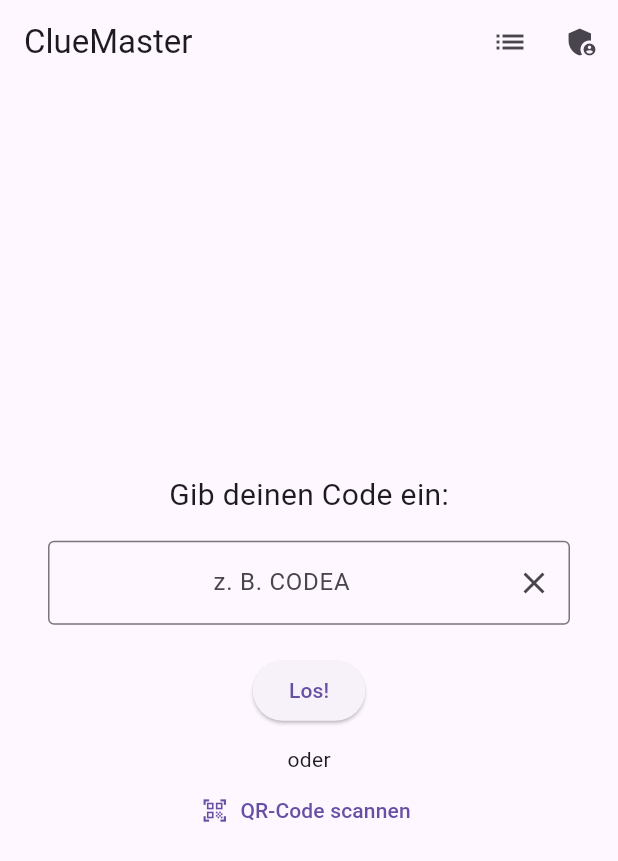
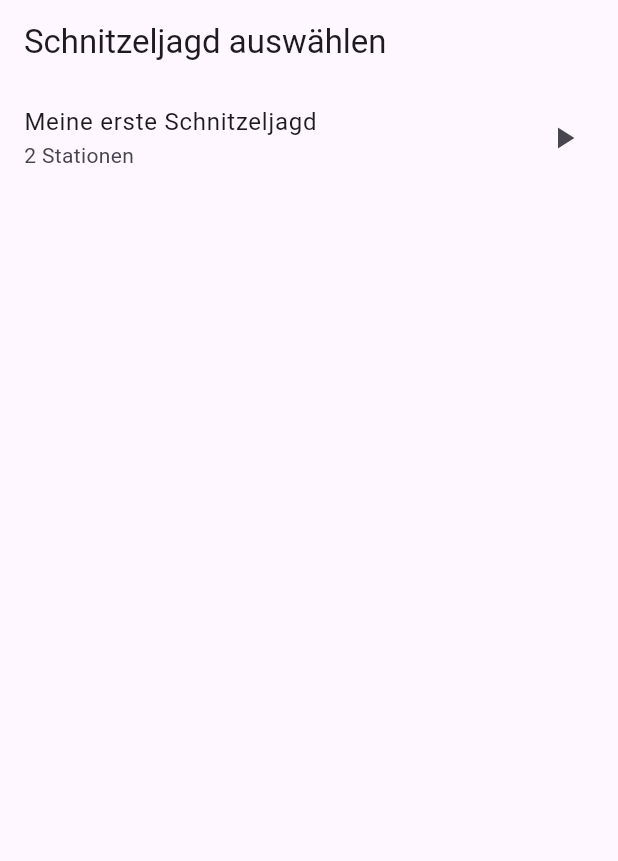
Before and after one commit to publicnevs2/cluemaster, a Flutter app: the screen it shows after launch, on a phone screen of 412 x 824 dp. Shown: the top 861 px of the screen. Run offline on Flutter 3.47's test engine with Material 3 defaults, Android fonts, the phone set to English and light mode, and no system bars; our stand-ins replace image_picker, just_audio, video_player; missing offline and left inert: mobile_scanner, record.

Commit message:
Multimodus fast fertig

```diff
--- /dev/null
+++ b/lib/data/models/hunt.dart
@@ -0,0 +1,62 @@
+// ============================================================
+// SECTION: Imports
+// ============================================================
+import 'clue.dart';
+
+// ============================================================
+// SECTION: Hunt Klasse
+// ============================================================
+/// Repräsentiert eine komplette Schnitzeljagd mit einem Namen und einer
+/// Sammlung von dazugehörigen Hinweisen (Clues).
+class Hunt {
+  // ============================================================
+  // SECTION: Eigenschaften
+  // ============================================================
+
+  /// Der Name der Schnitzeljagd, z.B. "Kindergeburtstag Maja".
+  /// Dient als einzigartiger Identifikator.
+  final String name;
+
+  /// Eine Map, die alle Hinweise (Clues) dieser Jagd enthält.
+  /// Der Key ist der Code des Hinweises (z.B. "START"), der Value das Clue-Objekt.
+  Map<String, Clue> clues;
+
+  // ============================================================
+  // SECTION: Konstruktor
+  // ============================================================
+  Hunt({
+    required this.name,
+    this.clues = const {}, // Standardmäßig eine leere Map
+  });
+
+  // ============================================================
+  // SECTION: JSON-Konvertierung
+  // ============================================================
+
+  /// Erstellt ein Hunt-Objekt aus JSON-Daten.
+  factory Hunt.fromJson(Map<String, dynamic> json) {
+    // Wandelt die Clue-Daten aus der JSON-Struktur in eine Map von Clue-Objekten um.
+    final cluesData = json['clues'] as Map<String, dynamic>;
+    final cluesMap = cluesData.map(
+      (code, clueJson) => MapEntry(code, Clue.fromJson(code, clueJson)),
+    );
+
+    return Hunt(
+      name: json['name'],
+      clues: cluesMap,
+    );
+  }
+
+  /// Wandelt das Hunt-Objekt in ein JSON-Format um.
+  Map<String, dynamic> toJson() {
+    // Wandelt die Map von Clue-Objekten zurück in ein JSON-Format.
+    final cluesJson = clues.map(
+      (code, clue) => MapEntry(code, clue.toJson()),
+    );
+
+    return {
+      'name': name,
+      'clues': cluesJson,
+    };
+  }
+}
--- /dev/null
+++ b/lib/features/home/hunt_selection_screen.dart
@@ -0,0 +1,91 @@
+// ============================================================
+// SECTION: Imports
+// ============================================================
+import 'package:flutter/material.dart';
+import '../../core/services/clue_service.dart';
+import '../../data/models/hunt.dart';
+import 'home_screen.dart'; // Import für den nächsten Bildschirm
+
+// ============================================================
+// SECTION: HuntSelectionScreen Widget
+// ============================================================
+class HuntSelectionScreen extends StatefulWidget {
+  const HuntSelectionScreen({super.key});
+
+  @override
+  State<HuntSelectionScreen> createState() => _HuntSelectionScreenState();
+}
+
+// ============================================================
+// SECTION: State-Klasse
+// ============================================================
+class _HuntSelectionScreenState extends State<HuntSelectionScreen> {
+  // ============================================================
+  // SECTION: State & Controller
+  // ============================================================
+  final ClueService _clueService = ClueService();
+  List<Hunt> _hunts = [];
+  bool _isLoading = true;
+
+  // ============================================================
+  // SECTION: Lifecycle
+  // ============================================================
+  @override
+  void initState() {
+    super.initState();
+    _loadHunts();
+  }
+
+  // ============================================================
+  // SECTION: Logik
+  // ============================================================
+  Future<void> _loadHunts() async {
+    final loadedHunts = await _clueService.loadHunts();
+    if (mounted) {
+      setState(() {
+        _hunts = loadedHunts;
+        _isLoading = false;
+      });
+    }
+  }
+
+  /// Navigiert zum HomeScreen für die ausgewählte Jagd.
+  void _selectHunt(Hunt hunt) {
+    Navigator.push(
+      context,
+      MaterialPageRoute(
+        builder: (_) => HomeScreen(hunt: hunt),
+      ),
+    );
+  }
+
+  // ============================================================
+  // SECTION: UI-Aufbau
+  // ============================================================
+  @override
+  Widget build(BuildContext context) {
+    return Scaffold(
+      appBar: AppBar(
+        title: const Text('Schnitzeljagd auswählen'),
+      ),
+      body: _isLoading
+          ? const Center(child: CircularProgressIndicator())
+          : _hunts.isEmpty
+              ? const Center(
+                  child: Text('Keine Schnitzeljagden verfügbar.'),
+                )
+              : ListView.builder(
+                  itemCount: _hunts.length,
+                  itemBuilder: (context, index) {
+                    final hunt = _hunts[index];
+                    return ListTile(
+                      title: Text(hunt.name),
+                      subtitle: Text('${hunt.clues.length} Stationen'),
+                      trailing: const Icon(Icons.play_arrow),
+                      onTap: () => _selectHunt(hunt),
+                    );
+                  },
+                ),
+    );
+  }
+}
--- a/lib/main.dart
+++ b/lib/main.dart
@@ -2,7 +2,7 @@
 // SECTION: Imports
 // ============================================================
 import 'package:flutter/material.dart';
-import 'features/home/home_screen.dart';
+import 'features/home/hunt_selection_screen.dart'; // NEU: Importiere den neuen Auswahl-Bildschirm.
 
 // ============================================================
 // SECTION: Route Observer
@@ -23,13 +23,14 @@ class ClueMasterApp extends StatelessWidget {
   @override
   Widget build(BuildContext context) {
     return MaterialApp(
-      title: 'ClueMaster',
+      title: 'ClueMaster by Sven Kompe',
       theme: ThemeData(
         primarySwatch: Colors.blue,
         visualDensity: VisualDensity.adaptivePlatformDensity,
       ),
-      home: const HomeScreen(),
-      navigatorObservers: [routeObserver],  // ← hier aktivieren
+      // KORREKTUR: Der Startbildschirm der App ist jetzt der HuntSelectionScreen.
+      home: const HuntSelectionScreen(),
+      navigatorObservers: [routeObserver],
     );
   }
 }
--- a/pubspec.yaml
+++ b/pubspec.yaml
@@ -40,5 +40,6 @@ dependency_overrides:
 flutter:
   uses-material-design: true
   assets:
+    - assets/hunts.json # NEUE ZEILE
     - assets/codes.json
     - assets/images/
```
Also changed, not shown: assets/hunts.json (added, +35 -0 lines), lib/core/services/clue_service.dart (+54 -52 lines), lib/features/admin/admin_dashboard_screen.dart (+50 -72 lines), lib/features/admin/admin_hunt_list_screen.dart (added, +183 -0 lines), lib/features/admin/admin_login_screen.dart (+11 -21 lines), lib/features/clue/clue_list_screen.dart (+9 -34 lines), lib/features/home/home_screen.dart (+34 -31 lines).
